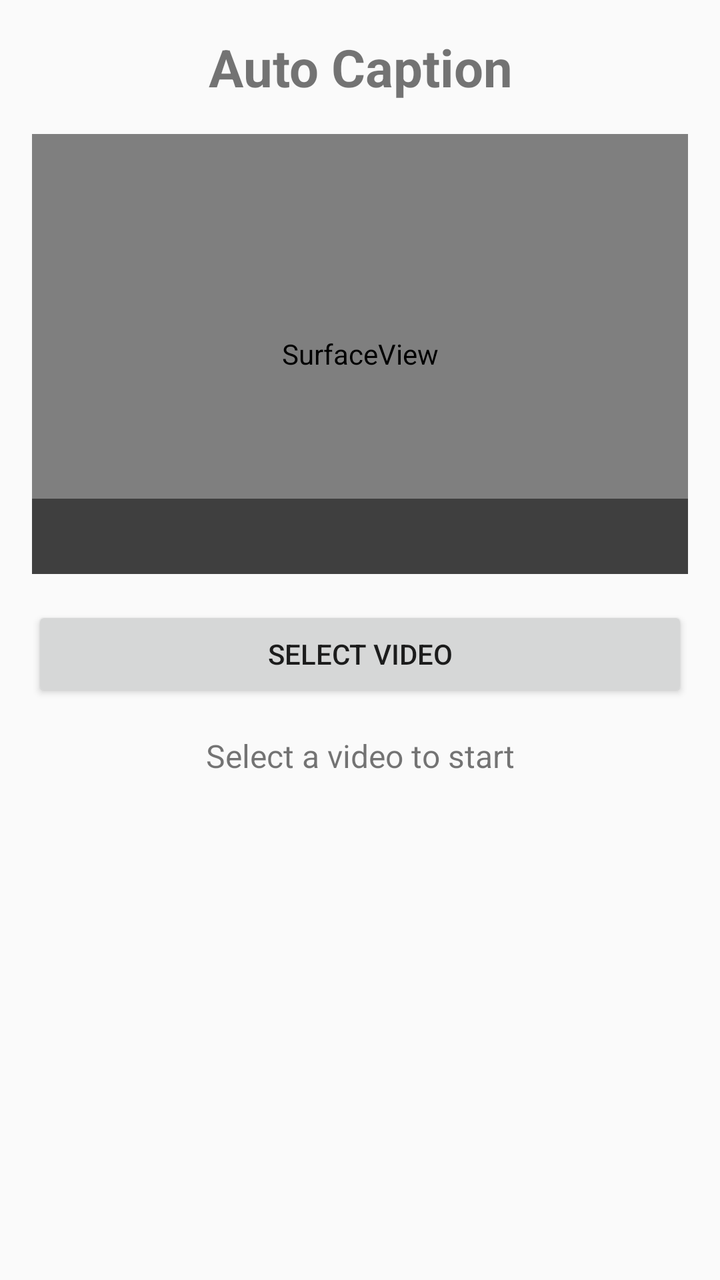
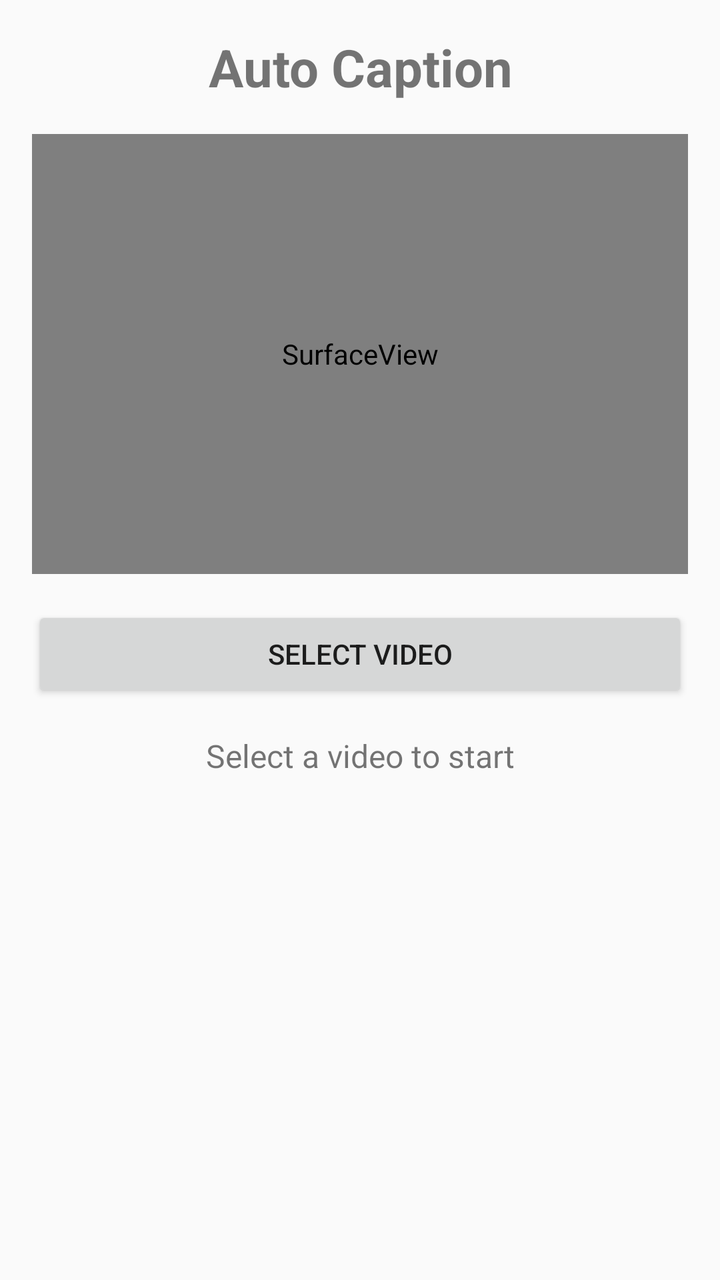

Compare the two renders of this Android layout. The source of the first and the diff that turns it into the second are given below.
<!-- AndroidManifest.xml: application theme Theme.AppCompat.Light -->
<!-- res/layout/layout_main.xml -->
<?xml version="1.0" encoding="utf-8"?>
<LinearLayout
    xmlns:android="http://schemas.android.com/apk/res/android"
    android:layout_width="match_parent"
    android:layout_height="match_parent"
    android:orientation="vertical"
    android:padding="16dp">

    <TextView
        android:layout_width="match_parent"
        android:layout_height="wrap_content"
        android:text="Auto Caption"
        android:textSize="26sp"
        android:textStyle="bold"
        android:gravity="center"
        android:layout_marginBottom="16dp" />

    <FrameLayout
        android:layout_width="match_parent"
        android:layout_height="220dp"
        android:background="#000000">

        <SurfaceView
            android:id="@+id/videoSurface"
            android:layout_width="match_parent"
            android:layout_height="match_parent" />

        <TextView
            android:id="@+id/captionText"
            android:layout_width="match_parent"
            android:layout_height="wrap_content"
            android:gravity="center"
            android:textColor="#FFFFFF"
            android:textSize="16sp"
            android:layout_gravity="bottom"
            android:background="#80000000"
            android:padding="8dp" />

    </FrameLayout>

    <Button
        android:id="@+id/selectVideoButton"
        android:layout_width="match_parent"
        android:layout_height="wrap_content"
        android:text="Select Video"
        android:layout_marginTop="16dp" />

    <TextView
        android:id="@+id/statusText"
        android:layout_width="match_parent"
        android:layout_height="wrap_content"
        android:text="Select a video to start"
        android:textSize="16sp"
        android:gravity="center"
        android:layout_marginTop="16dp" />

</LinearLayout>
<!-- resources referenced by this layout -->
<resources>

</resources>

<!-- the commit's change to res/layout/layout_main.xml (unified diff, before → after) -->
@@ -33,7 +33,6 @@
             android:textColor="#FFFFFF"
             android:textSize="16sp"
             android:layout_gravity="bottom"
-            android:background="#80000000"
             android:padding="8dp" />
 
     </FrameLayout>
